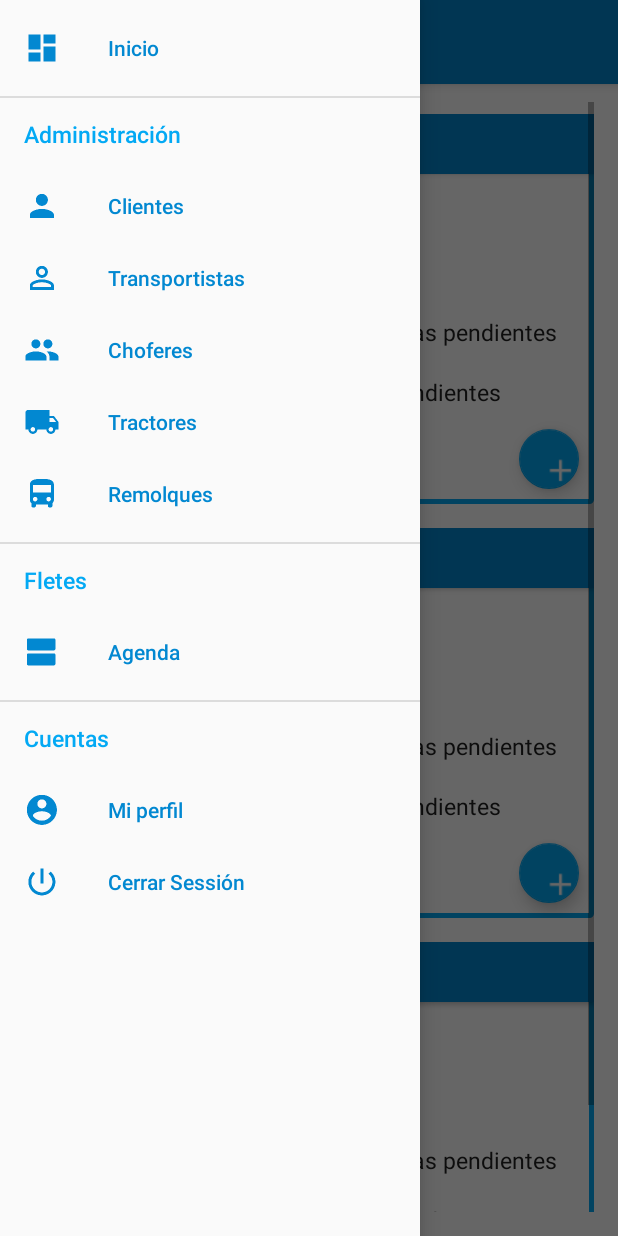
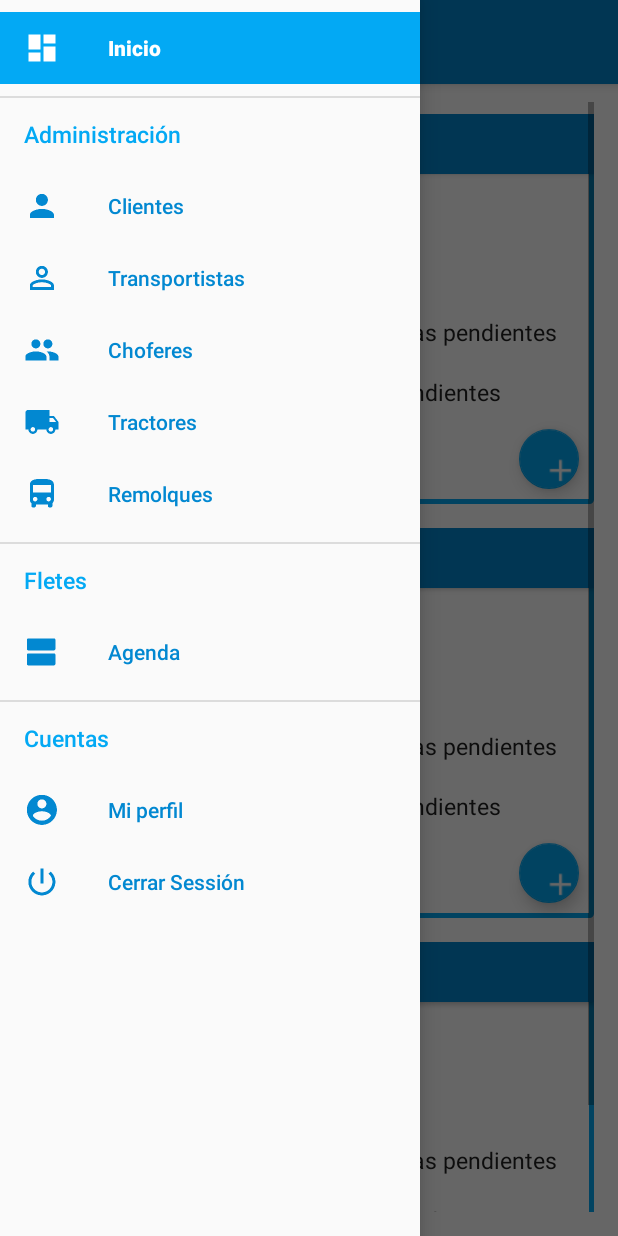
Before and after one commit to Saurett/CHAOL, an Android app: the NavigationDrawerActivity screen opened directly, with no data from a screen before it, with the side drawer open, on a phone screen of 412 x 824 dp. Run offline under Robolectric (Android 15) with nearby library versions, the phone set to English and light mode, and no system bars.

Commit message:
Android > Versión 1.0.6.2
- Se programa para que el menu abra de forma dinamica los fragmentos que
le corresponden.

```diff
--- a/movil/android/Chaol/app/src/main/java/com/indev/chaol/MainActivity.java
+++ b/movil/android/Chaol/app/src/main/java/com/indev/chaol/MainActivity.java
@@ -34,7 +34,6 @@ public class MainActivity extends AppCompatActivity implements View.OnClickListe
     //Metodo implementado del View.OnClickListener
     @Override
     public void onClick(View view) {
-
         int id = view.getId();
 
         switch (id) {
@@ -44,7 +43,6 @@ public class MainActivity extends AppCompatActivity implements View.OnClickListe
             default:
                 break;
         }
-
     }
 
     //Valida los elementos del login
--- a/movil/android/Chaol/app/src/main/java/com/indev/chaol/NavigationDrawerActivity.java
+++ b/movil/android/Chaol/app/src/main/java/com/indev/chaol/NavigationDrawerActivity.java
@@ -2,6 +2,7 @@ package com.indev.chaol;
 
 import android.os.Bundle;
 import android.support.design.widget.NavigationView;
+import android.support.v4.app.Fragment;
 import android.support.v4.app.FragmentManager;
 import android.support.v4.app.FragmentTransaction;
 import android.support.v4.view.GravityCompat;
@@ -14,7 +15,6 @@ import android.text.style.TextAppearanceSpan;
 import android.view.Menu;
 import android.view.MenuItem;
 
-import com.indev.chaol.fragments.MainPanelFragment;
 import com.indev.chaol.utils.Constants;
 
 public class NavigationDrawerActivity extends AppCompatActivity
@@ -27,17 +27,6 @@ public class NavigationDrawerActivity extends AppCompatActivity
         Toolbar toolbar = (Toolbar) findViewById(R.id.toolbar);
         setSupportActionBar(toolbar);
 
-        /*
-        FloatingActionButton fab = (FloatingActionButton) findViewById(R.id.fab);
-        fab.setOnClickListener(new View.OnClickListener() {
-            @Override
-            public void onClick(View view) {
-                Snackbar.make(view, "Replace with your own action", Snackbar.LENGTH_LONG)
-                        .setAction("Action", null).show();
-            }
-        });
-         */
-
         DrawerLayout drawer = (DrawerLayout) findViewById(R.id.drawer_layout);
         ActionBarDrawerToggle toggle = new ActionBarDrawerToggle(
                 this, drawer, toolbar, R.string.navigation_drawer_open, R.string.navigation_drawer_close);
@@ -45,23 +34,25 @@ public class NavigationDrawerActivity extends AppCompatActivity
         toggle.syncState();
 
         NavigationView navigationView = (NavigationView) findViewById(R.id.nav_view);
+
+        /**Siempre antes de  "navigationView.setNavigationItemSelectedListener(this)" **/
+        this.onPreRender(navigationView);
+
+        navigationView.setNavigationItemSelectedListener(this);
+    }
+
+    /**
+     * Carga valores iniciales en vista
+     * setMenuTitleColor (Carga el color en los titulos de los grupos)
+     */
+    public void onPreRender(NavigationView navigationView) {
         Menu menu = navigationView.getMenu();
 
-        /**
-         * Asigna colores a los titulos del menu, debe de ur antes
-         * de setNavigationItemSelectedListener(this);
-         * */
+        onNavigationItemSelected(navigationView.getMenu().getItem(0));
+
         setMenuTitleColor(menu, R.id.menu_title_administracion);
         setMenuTitleColor(menu, R.id.menu_title_fletes);
         setMenuTitleColor(menu, R.id.menu_title_cuentas);
-
-        navigationView.setNavigationItemSelectedListener(this);
-
-        FragmentManager fragmentManager = getSupportFragmentManager();
-
-        FragmentTransaction mainFragment = fragmentManager.beginTransaction();
-        mainFragment.add(R.id.fragment_main_container, new MainPanelFragment(), Constants.FRAGMENT_MAIN_PANEL);
-        mainFragment.commit();
     }
 
     @Override
@@ -116,9 +107,81 @@ public class NavigationDrawerActivity extends AppCompatActivity
         // Handle navigation view item clicks here.
         int id = item.getItemId();
 
+        switch (id) {
+            case R.id.menu_item_inicio:
+                setTitle(item.getTitle());
+                this.closeFragment(this.getLastFragment());
+                this.openFragment(Constants.ITEM_MENU_FRAGMENT.get(id));
+                break;
+            case R.id.menu_item_clientes:
+                setTitle(item.getTitle());
+                this.closeFragment(this.getLastFragment());
+                break;
+            case R.id.menu_item_transportistas:
+                setTitle(item.getTitle());
+                this.closeFragment(this.getLastFragment());
+                break;
+            case R.id.menu_item_choferes:
+                setTitle(item.getTitle());
+                this.closeFragment(this.getLastFragment());
+                break;
+            case R.id.menu_item_tractores:
+                setTitle(item.getTitle());
+                this.closeFragment(this.getLastFragment());
+                break;
+            case R.id.menu_item_remolques:
+                setTitle(item.getTitle());
+                this.closeFragment(this.getLastFragment());
+                break;
+            case R.id.menu_item_agenda:
+                setTitle(item.getTitle());
+                this.closeFragment(this.getLastFragment());
+                break;
+            case R.id.menu_item_perfil:
+                setTitle(item.getTitle());
+                this.closeFragment(this.getLastFragment());
+                break;
+            case R.id.menu_item_cerrar_session:
+                finish();
+                break;
+        }
 
         DrawerLayout drawer = (DrawerLayout) findViewById(R.id.drawer_layout);
         drawer.closeDrawer(GravityCompat.START);
         return true;
     }
+
+    /**Valida el tag enviado y cierra si existe el fragmento**/
+    private void closeFragment(String tag) {
+        Fragment fragment = getSupportFragmentManager().findFragmentByTag(tag);
+        if (fragment != null)
+            getSupportFragmentManager().beginTransaction().remove(fragment).commit();
+
+    }
+
+    /**Abre el fragmento mediante el tag seleccionado**/
+    private void openFragment(String tag) {
+        FragmentTransaction mainFragment = getSupportFragmentManager().beginTransaction();
+        mainFragment.add(R.id.fragment_main_container, Constants.TAG_FRAGMENT.get(tag), tag);
+        mainFragment.addToBackStack(tag);
+        mainFragment.commit();
+    }
+
+    /**Obtiene el ultimo fragmento mediante almacenamiento por BackStackEntry en fragmentManager**/
+    private String getLastFragment() {
+        String name = "";
+
+        /**Verifica si existe contenido en BackStackEntry y obtiene el ultimo fragmento**/
+        if (getSupportFragmentManager().getBackStackEntryCount() > 0) {
+            int index = getSupportFragmentManager().getBackStackEntryCount() - 1;
+            FragmentManager.BackStackEntry backEntry = getSupportFragmentManager().getBackStackEntryAt(index);
+            String tag = backEntry.getName();
+            Fragment fragment = getSupportFragmentManager().findFragmentByTag(tag);
+
+            /**Verifica si el fragmento aun existe en el manager**/
+            if (fragment != null) name = fragment.getTag();
+        }
+
+        return name;
+    }
 }
--- a/movil/android/Chaol/app/src/main/res/menu/activity_navigation_drawer_drawer.xml
+++ b/movil/android/Chaol/app/src/main/res/menu/activity_navigation_drawer_drawer.xml
@@ -3,7 +3,9 @@
     <group android:checkableBehavior="single">
         <group android:checkableBehavior="single">
             <item
+                android:id="@+id/menu_item_inicio"
                 android:icon="@mipmap/ic_dashboard_white_48dp"
+                android:checked="true"
                 android:title="@string/default_item_menu_title_inicio_name" />
         </group>
         <item
@@ -14,18 +16,24 @@
                     android:id="@+id/submenu_administracion"
                     android:checkableBehavior="single">
                     <item
+                        android:id="@+id/menu_item_clientes"
                         android:icon="@mipmap/ic_person_white_48dp"
+
                         android:title="Clientes" />
                     <item
+                        android:id="@+id/menu_item_transportistas"
                         android:icon="@mipmap/ic_person_outline_white_48dp"
                         android:title="Transportistas" />
                     <item
+                        android:id="@+id/menu_item_choferes"
                         android:icon="@mipmap/ic_people_white_48dp"
                         android:title="Choferes" />
                     <item
+                        android:id="@+id/menu_item_tractores"
                         android:icon="@mipmap/ic_local_shipping_white_48dp"
                         android:title="Tractores" />
                     <item
+                        android:id="@+id/menu_item_remolques"
                         android:icon="@mipmap/ic_directions_bus_white_48dp"
                         android:title="Remolques" />
                 </group>
@@ -39,6 +47,7 @@
                     android:id="@+id/submenu_fletes"
                     android:checkableBehavior="single">
                     <item
+                        android:id="@+id/menu_item_agenda"
                         android:icon="@mipmap/ic_view_agenda_white_48dp"
                         android:title="Agenda" />
                 </group>
@@ -52,9 +61,11 @@
                     android:id="@+id/submenu_cuentas"
                     android:checkableBehavior="single">
                     <item
+                        android:id="@+id/menu_item_perfil"
                         android:icon="@mipmap/ic_account_circle_white_48dp"
                         android:title="Mi perfil" />
                     <item
+                        android:id="@+id/menu_item_cerrar_session"
                         android:icon="@mipmap/ic_power_settings_new_white_48dp"
                         android:title="Cerrar Sessión" />
                 </group>
```
Also changed, not shown: movil/android/Chaol/app/src/main/java/com/indev/chaol/utils/Constants.java (+32 -0 lines).
